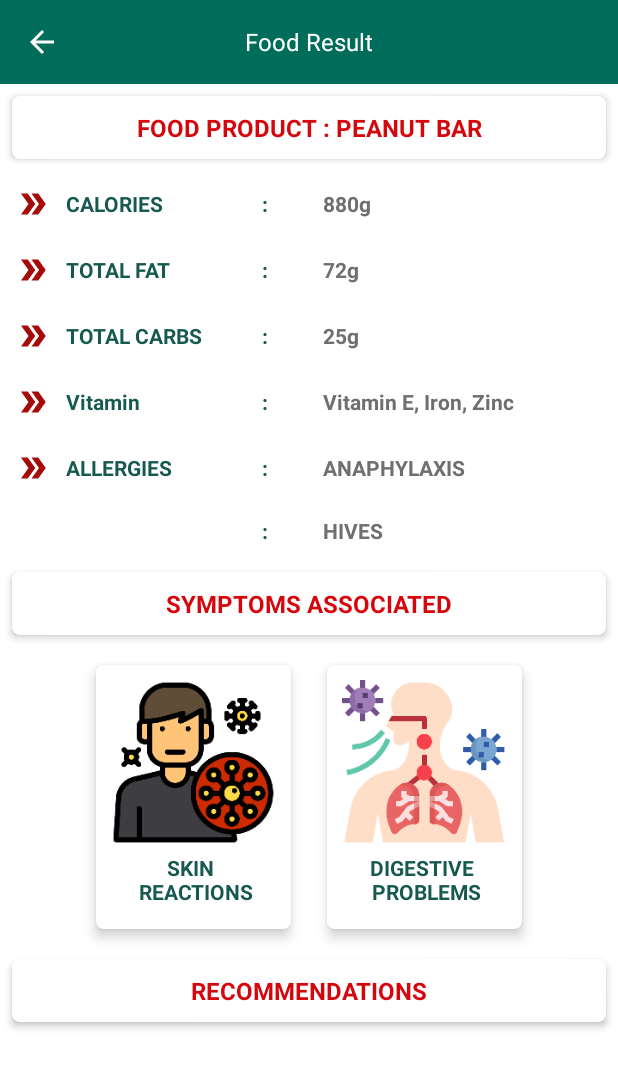
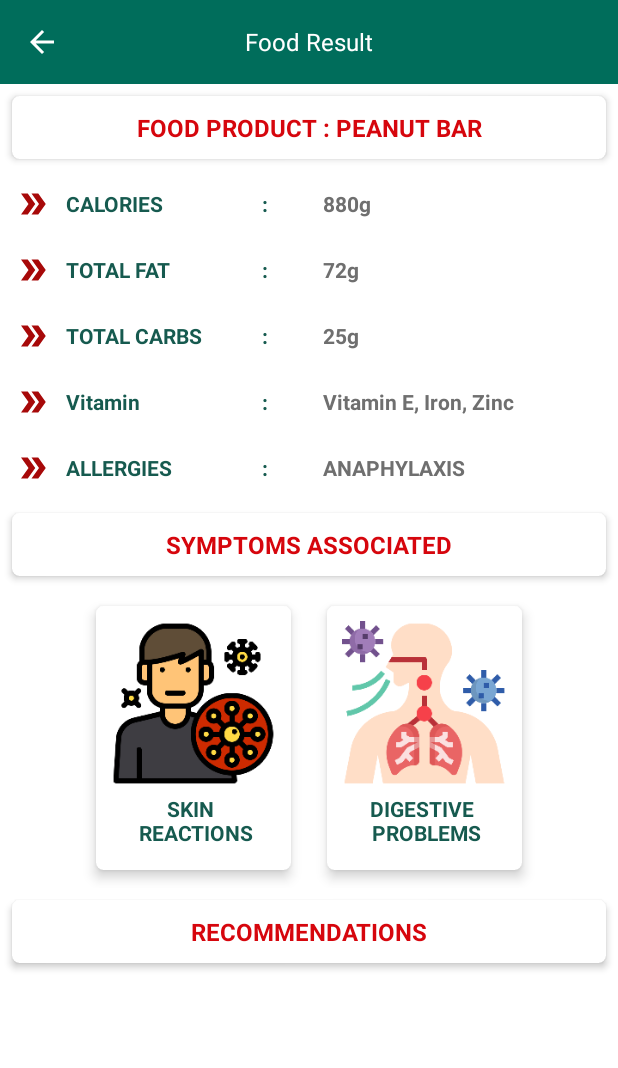
Before and after one commit to NithinAIML/FoodAllergyApp, an Android app: the ScannerResultActivity screen opened directly, with no data from a screen before it, on a phone screen of 412 x 824 dp. Shown: the top 1068 px of the screen. Run offline under Robolectric (Android 15) with nearby library versions, the phone set to English and light mode, and no system bars.

Commit message:
[update]

```diff
--- a/app/src/main/java/com/db/foodallergyapp/Activities/FoodAndNutritionActivity.java
+++ b/app/src/main/java/com/db/foodallergyapp/Activities/FoodAndNutritionActivity.java
@@ -15,7 +15,7 @@ import com.db.foodallergyapp.R;
 import java.util.Objects;
 
 public class FoodAndNutritionActivity extends AppCompatActivity {
-
+private boolean isHidden = false;
     @Override
     protected void onCreate(Bundle savedInstanceState) {
         super.onCreate(savedInstanceState);
@@ -69,7 +69,14 @@ public class FoodAndNutritionActivity extends AppCompatActivity {
         cv_rec.setOnClickListener(new View.OnClickListener() {
             @Override
             public void onClick(View view) {
-                ll_rec.setVisibility(View.VISIBLE);
+                if(!isHidden){
+                    ll_rec.setVisibility(View.VISIBLE);
+                    isHidden = true;
+                }else {
+                    ll_rec.setVisibility(View.GONE);
+                    isHidden = false;
+                }
+
             }
         });
     }
--- a/app/src/main/java/com/db/foodallergyapp/Activities/ScannerResultActivity.java
+++ b/app/src/main/java/com/db/foodallergyapp/Activities/ScannerResultActivity.java
@@ -20,7 +20,7 @@ import com.db.foodallergyapp.R;
 import java.util.Objects;
 
 public class ScannerResultActivity extends AppCompatActivity {
-
+private boolean isHidden = false;
     @Override
     protected void onCreate(Bundle savedInstanceState) {
         super.onCreate(savedInstanceState);
@@ -55,7 +55,14 @@ public class ScannerResultActivity extends AppCompatActivity {
         cv_Rec.setOnClickListener(new View.OnClickListener() {
             @Override
             public void onClick(View view) {
-                ll_rec_sec.setVisibility(View.VISIBLE);
+                if(!isHidden){
+                    ll_rec_sec.setVisibility(View.VISIBLE);
+                    isHidden = true;
+                }else{
+                    ll_rec_sec.setVisibility(View.GONE);
+                    isHidden = false;
+                }
+
             }
         });
 
@@ -64,6 +71,7 @@ public class ScannerResultActivity extends AppCompatActivity {
             int intValue = mIntent.getIntExtra("mFromCameraOrRec", 0);
             LinearLayout ll_rec = findViewById(R.id.ll_rec);
             if (intValue == 1) {
+
                 ll_rec.setVisibility(View.GONE);
             } else if (intValue == 2) {
                 ll_rec.setVisibility(View.VISIBLE);
--- a/app/src/main/res/layout/activity_scanner_result.xml
+++ b/app/src/main/res/layout/activity_scanner_result.xml
@@ -251,41 +251,6 @@
 
                 </LinearLayout>
 
-                <LinearLayout
-                    android:layout_width="match_parent"
-                    android:layout_height="wrap_content"
-                    android:orientation="horizontal">
-
-                    <TextView
-                        android:layout_width="0dp"
-                        android:layout_height="wrap_content"
-                        android:layout_weight="0.4"
-                        android:drawablePadding="10dp"
-                        android:gravity="center_vertical"
-                        android:padding="10dp" />
-
-                    <TextView
-                        android:layout_width="0dp"
-                        android:layout_height="wrap_content"
-                        android:layout_weight="0.1"
-                        android:drawablePadding="10dp"
-                        android:gravity="center_vertical"
-                        android:padding="10dp"
-                        android:text=":"
-                        android:textColor="@color/colorPrimaryDark"
-                        android:textStyle="bold" />
-
-                    <TextView
-                        android:layout_width="0dp"
-                        android:layout_height="wrap_content"
-                        android:layout_weight="0.5"
-                        android:drawablePadding="10dp"
-                        android:gravity="center_vertical"
-                        android:padding="10dp"
-                        android:text="HIVES"
-                        android:textStyle="bold" />
-
-                </LinearLayout>
             </LinearLayout>
 
             <androidx.cardview.widget.CardView
@@ -430,7 +395,7 @@
                         android:drawablePadding="10dp"
                         android:gravity="center_vertical"
                         android:padding="10dp"
-                        android:text="@string/soyaMilk"
+                        android:text="Oat Bar"
                         android:textColor="@color/colorPrimaryDark"
                         android:textStyle="bold"
                         app:drawableLeftCompat="@drawable/baseline_double_arrow_24" />
@@ -447,7 +412,7 @@
                         android:drawablePadding="10dp"
                         android:gravity="center_vertical"
                         android:padding="10dp"
-                        android:text="@string/riceMilk"
+                        android:text="White Bean Bar"
                         android:textColor="@color/colorPrimaryDark"
                         android:textStyle="bold"
                         app:drawableLeftCompat="@drawable/baseline_double_arrow_24" />
@@ -464,7 +429,7 @@
                         android:drawablePadding="10dp"
                         android:gravity="center_vertical"
                         android:padding="10dp"
-                        android:text="@string/OATMilk"
+                        android:text="Peas Bar"
                         android:textColor="@color/colorPrimaryDark"
                         android:textStyle="bold"
                         app:drawableLeftCompat="@drawable/baseline_double_arrow_24" />
@@ -475,73 +440,6 @@
                         android:layout_margin="10dp"
                         android:background="@color/gray_bg" />
 
-                    <TextView
-                        android:layout_width="match_parent"
-                        android:layout_height="wrap_content"
-                        android:drawablePadding="10dp"
-                        android:gravity="center_vertical"
-                        android:padding="10dp"
-                        android:text="@string/ALMONODMilk"
-                        android:textColor="@color/colorPrimaryDark"
-                        android:textStyle="bold"
-                        app:drawableLeftCompat="@drawable/baseline_double_arrow_24" />
-
-                    <View
-                        android:layout_width="match_parent"
-                        android:layout_height="1dp"
-                        android:layout_margin="10dp"
-                        android:background="@color/gray_bg" />
-
-                    <TextView
-                        android:layout_width="match_parent"
-                        android:layout_height="wrap_content"
-                        android:drawablePadding="10dp"
-                        android:gravity="center_vertical"
-                        android:padding="10dp"
-                        android:text="@string/HAZELNUT"
-                        android:textColor="@color/colorPrimaryDark"
-                        android:textStyle="bold"
-                        app:drawableLeftCompat="@drawable/baseline_double_arrow_24" />
-
-                    <View
-                        android:layout_width="match_parent"
-                        android:layout_height="1dp"
-                        android:layout_margin="10dp"
-                        android:background="@color/gray_bg" />
-
-                    <TextView
-                        android:layout_width="match_parent"
-                        android:layout_height="wrap_content"
-                        android:drawablePadding="10dp"
-                        android:gravity="center_vertical"
-                        android:padding="10dp"
-                        android:text="@string/COCONUT"
-                        android:textColor="@color/colorPrimaryDark"
-                        android:textStyle="bold"
-                        app:drawableLeftCompat="@drawable/baseline_double_arrow_24" />
-
-                    <View
-                        android:layout_width="match_parent"
-                        android:layout_height="1dp"
-                        android:layout_margin="10dp"
-                        android:background="@color/gray_bg" />
-
-                    <TextView
-                        android:layout_width="match_parent"
-                        android:layout_height="wrap_content"
-                        android:drawablePadding="10dp"
-                        android:gravity="center_vertical"
-                        android:padding="10dp"
-                        android:text="@string/POTATO"
-                        android:textColor="@color/colorPrimaryDark"
-                        android:textStyle="bold"
-                        app:drawableLeftCompat="@drawable/baseline_double_arrow_24" />
-
-                    <View
-                        android:layout_width="match_parent"
-                        android:layout_height="1dp"
-                        android:layout_margin="10dp"
-                        android:background="@color/gray_bg" />
                 </LinearLayout>
             </LinearLayout>
         </LinearLayout>
--- a/app/src/main/res/values/strings.xml
+++ b/app/src/main/res/values/strings.xml
@@ -1,7 +1,7 @@
 <resources>
     <string name="app_name">Food Allergy App</string>
     <string name="dashboard">Food &amp; Allergy Scanner</string>
-    <string name="name">John Cotter</string>
+    <string name="name">Nithin</string>
     <string name="email">Email</string>
     <string name="menu_logout">About Us</string>
     <string name="user">User</string>
@@ -16,18 +16,18 @@
     <string name="scanner">Scanner</string>
     <string name="scannerAndRec">Scanner And Recommendations</string>
     <string name="Food">Foods And Nutrition</string>
-    <string name="JohnCotter">John Cotter</string>
-    <string name="emailJohn">johncotter1998@gmail.com</string>
+    <string name="JohnCotter">Nithin</string>
+    <string name="emailJohn">nithin.b@umich.edu</string>
     <string name="aboutFoodAllergies">Food allergies occur when the body\'s immune system reacts to certain proteins in food. Food allergic reactions vary in severity from mild symptoms involving hives and lip swelling to severe, life-threatening symptoms, often called anaphylaxis, that may involve fatal respiratory problems and shock</string>
     <string name="pleaseWait">Please Wait !!</string>
     <string name="title">Title</string>
     <string name="profile">My Profile</string>
     <string name="fatherName">Father Name</string>
-    <string name="father">John Battrte</string>
+    <string name="father">Manoj</string>
     <string name="phone">Contact No.</string>
     <string name="dob">Date Of Birth</string>
-    <string name="mob">+1 9988776655</string>
-    <string name="dob1">12-04-1990</string>
+    <string name="mob">+19470000000</string>
+    <string name="dob1">11-27-1994</string>
     <string name="address">Address</string>
     <string name="address1">Farmington hills, Michigan USA</string>
     <string name="bloodGroup">Bood Group</string>
@@ -41,7 +41,7 @@
     <string name="soyaMilk">SOYA MILK</string>
     <string name="riceMilk">RICE MILK</string>
     <string name="OATMilk">OAT MILK</string>
-    <string name="ALMONODMilk">ALMONO MILK</string>
+    <string name="ALMONODMilk">ALMOND MILK</string>
     <string name="HAZELNUT">HAZELNUT MILK</string>
     <string name="COCONUT">COCONUT MILK</string>
     <string name="POTATO">POTATO MILK</string>
```
Also changed, not shown: 1 other file.
